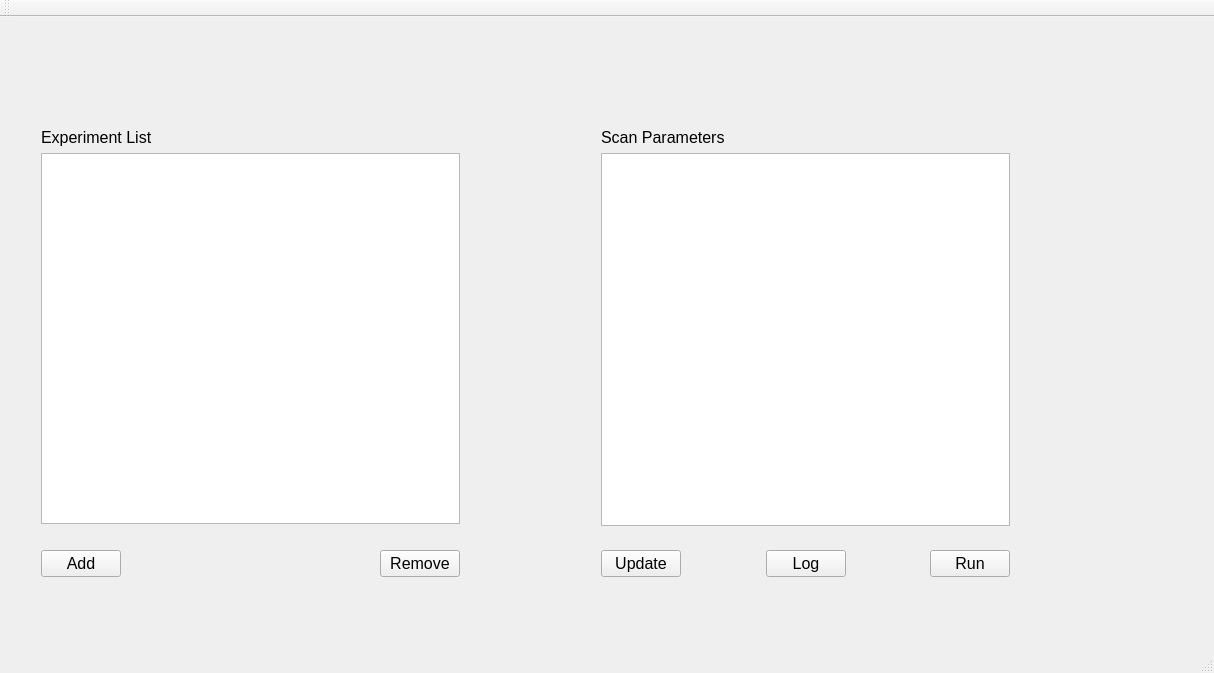
This is smartfMRI/smartfmri.ui in wuzhuobin/smartfMRI as Qt 5 draws it before an edit. The edited form follows.
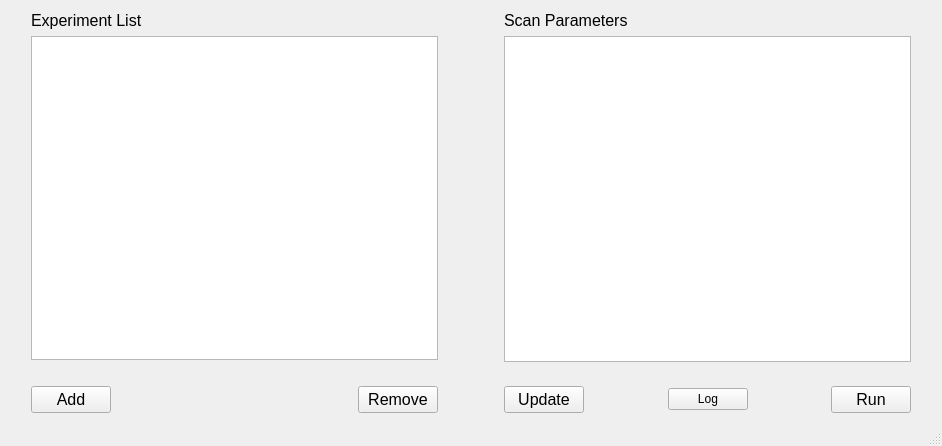
This is the edited form.

```diff
--- a/smartfMRI/smartfmri.ui
+++ b/smartfMRI/smartfmri.ui
@@ -6,28 +6,32 @@
    <rect>
     <x>0</x>
     <y>0</y>
-    <width>1214</width>
-    <height>673</height>
+    <width>942</width>
+    <height>446</height>
    </rect>
   </property>
   <property name="windowTitle">
    <string>Paradigm Manager</string>
   </property>
   <widget class="QWidget" name="centralWidget">
-   <widget class="QWidget" name="layoutWidget">
-    <property name="geometry">
-     <rect>
-      <x>30</x>
-      <y>100</y>
-      <width>441</width>
-      <height>471</height>
-     </rect>
-    </property>
-    <property name="font">
-     <font>
-      <pointsize>12</pointsize>
-     </font>
-    </property>
+   <layout class="QHBoxLayout" name="horizontalLayout">
+    <item>
+     <spacer name="horizontalSpacer_5">
+      <property name="orientation">
+       <enum>Qt::Horizontal</enum>
+      </property>
+      <property name="sizeType">
+       <enum>QSizePolicy::Preferred</enum>
+      </property>
+      <property name="sizeHint" stdset="0">
+       <size>
+        <width>20</width>
+        <height>20</height>
+       </size>
+      </property>
+     </spacer>
+    </item>
+    <item>
     <layout class="QGridLayout" name="gridLayout">
      <item row="2" column="1">
       <spacer name="verticalSpacer">
@@ -114,21 +118,24 @@
       </widget>
      </item>
     </layout>
-   </widget>
-   <widget class="QWidget" name="layoutWidget">
-    <property name="geometry">
-     <rect>
-      <x>590</x>
-      <y>100</y>
-      <width>431</width>
-      <height>471</height>
-     </rect>
-    </property>
-    <property name="font">
-     <font>
-      <pointsize>12</pointsize>
-     </font>
-    </property>
+    </item>
+    <item>
+     <spacer name="horizontalSpacer_4">
+      <property name="orientation">
+       <enum>Qt::Horizontal</enum>
+      </property>
+      <property name="sizeType">
+       <enum>QSizePolicy::Preferred</enum>
+      </property>
+      <property name="sizeHint" stdset="0">
+       <size>
+        <width>60</width>
+        <height>20</height>
+       </size>
+      </property>
+     </spacer>
+    </item>
+    <item>
     <layout class="QGridLayout" name="gridLayout_2">
      <item row="3" column="2">
       <widget class="QPushButton" name="logPushButton">
@@ -230,25 +237,24 @@
       </spacer>
      </item>
     </layout>
-   </widget>
-  </widget>
-  <widget class="QMenuBar" name="menuBar">
-   <property name="geometry">
-    <rect>
-     <x>0</x>
-     <y>0</y>
-     <width>1214</width>
-     <height>26</height>
-    </rect>
-   </property>
-  </widget>
-  <widget class="QToolBar" name="mainToolBar">
-   <attribute name="toolBarArea">
-    <enum>TopToolBarArea</enum>
-   </attribute>
-   <attribute name="toolBarBreak">
-    <bool>false</bool>
-   </attribute>
+    </item>
+    <item>
+     <spacer name="horizontalSpacer_6">
+      <property name="orientation">
+       <enum>Qt::Horizontal</enum>
+      </property>
+      <property name="sizeType">
+       <enum>QSizePolicy::Preferred</enum>
+      </property>
+      <property name="sizeHint" stdset="0">
+       <size>
+        <width>20</width>
+        <height>20</height>
+       </size>
+      </property>
+     </spacer>
+    </item>
+   </layout>
   </widget>
   <widget class="QStatusBar" name="statusBar"/>
  </widget>
```
Left out of the diff: 9 changed lines with no effect on the pictures. Lines whose indentation alone changed are shown as unchanged.
